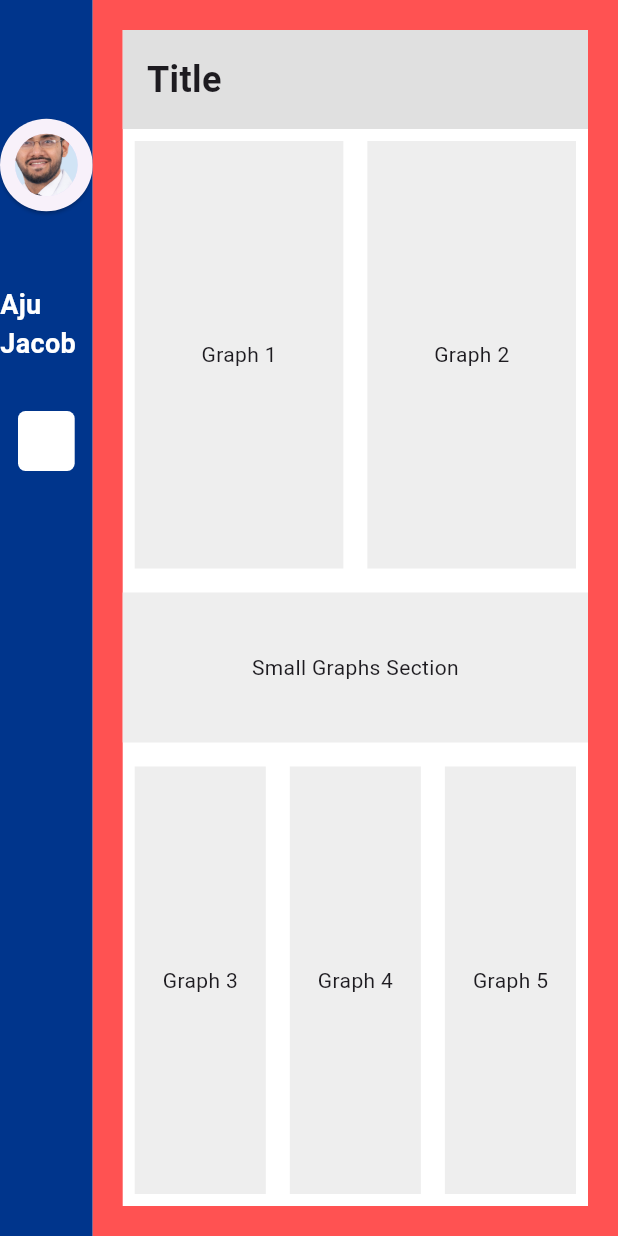
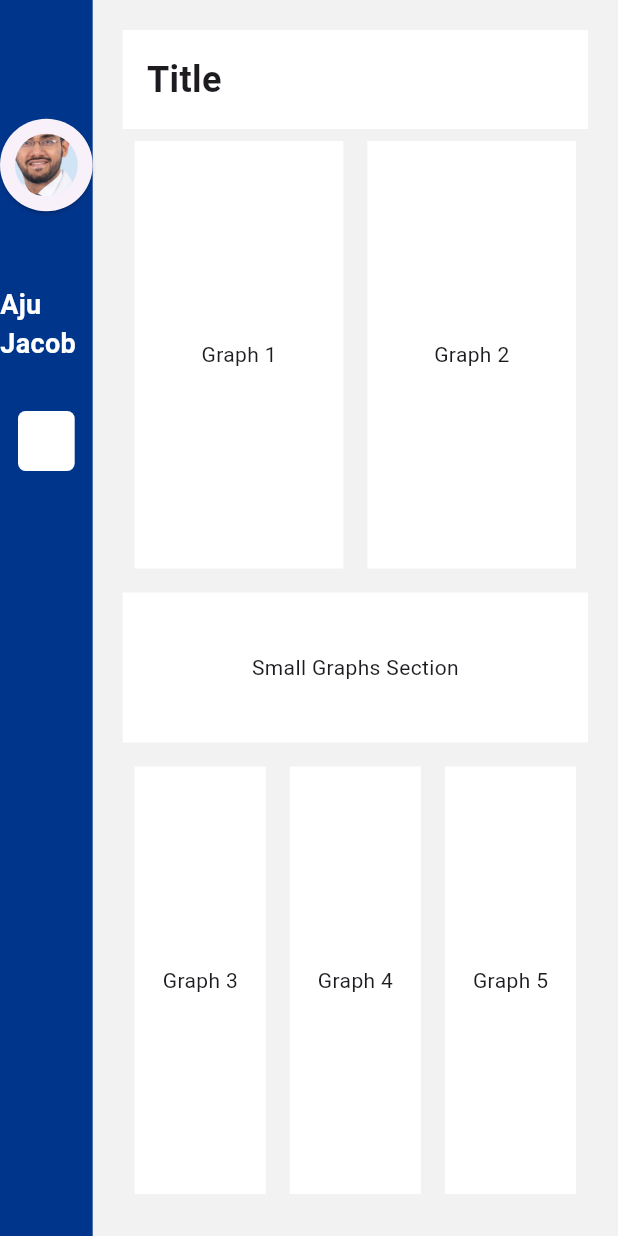
Before and after one commit to ajujacob88/vetqure-task, a Flutter app: the screen it shows after launch, on a phone screen of 412 x 824 dp. Run offline on Flutter 3.47's test engine with Material 3 defaults, Android fonts, the phone set to English and light mode, and no system bars.

Commit message:
doing the home page

```diff
--- a/lib/views/dashboard.dart
+++ b/lib/views/dashboard.dart
@@ -4,7 +4,7 @@ class Dashboard extends StatelessWidget {
   @override
   Widget build(BuildContext context) {
     return Scaffold(
-      backgroundColor: Colors.white,
+      backgroundColor: Colors.transparent,
       body: Column(
         crossAxisAlignment: CrossAxisAlignment.start,
         children: [
@@ -12,7 +12,7 @@ class Dashboard extends StatelessWidget {
           Container(
             width: double.infinity,
             padding: const EdgeInsets.all(16.0),
-            color: Colors.grey[300], // Background color for title bar
+            color: Colors.white, // Background color for title bar
             child: Text(
               'Title',
               style: TextStyle(
@@ -29,14 +29,14 @@ class Dashboard extends StatelessWidget {
                 Expanded(
                   child: Container(
                     margin: EdgeInsets.all(8.0),
-                    color: Colors.grey[200],
+                    color: Colors.white,
                     child: Center(child: Text('Graph 1')),
                   ),
                 ),
                 Expanded(
                   child: Container(
                     margin: EdgeInsets.all(8.0),
-                    color: Colors.grey[200],
+                    color: Colors.white,
                     child: Center(child: Text('Graph 2')),
                   ),
                 ),
@@ -47,7 +47,7 @@ class Dashboard extends StatelessWidget {
           // Small graphs section
           Container(
             margin: EdgeInsets.symmetric(vertical: 8.0),
-            color: Colors.grey[200],
+            color: Colors.white,
             height: 100, // Adjust the height for smaller graphs
             child: Center(child: Text('Small Graphs Section')),
           ),
@@ -59,21 +59,21 @@ class Dashboard extends StatelessWidget {
                 Expanded(
                   child: Container(
                     margin: EdgeInsets.all(8.0),
-                    color: Colors.grey[200],
+                    color: Colors.white,
                     child: Center(child: Text('Graph 3')),
                   ),
                 ),
                 Expanded(
                   child: Container(
                     margin: EdgeInsets.all(8.0),
-                    color: Colors.grey[200],
+                    color: Colors.white,
                     child: Center(child: Text('Graph 4')),
                   ),
                 ),
                 Expanded(
                   child: Container(
                     margin: EdgeInsets.all(8.0),
-                    color: Colors.grey[200],
+                    color: Colors.white,
                     child: Center(child: Text('Graph 5')),
                   ),
                 ),
--- a/lib/views/home_page.dart
+++ b/lib/views/home_page.dart
@@ -71,7 +71,7 @@ class _HomePageState extends State<HomePage> {
             width: screenWidth * 0.85,
             padding: const EdgeInsets.all(20),
             // color: const Color.fromARGB(31, 0, 0, 0),
-            color: Colors.redAccent,
+            color: Color.fromARGB(31, 149, 149, 149),
             child: _getSelectedContent(), // Display selected content
           ),
         ],
```
